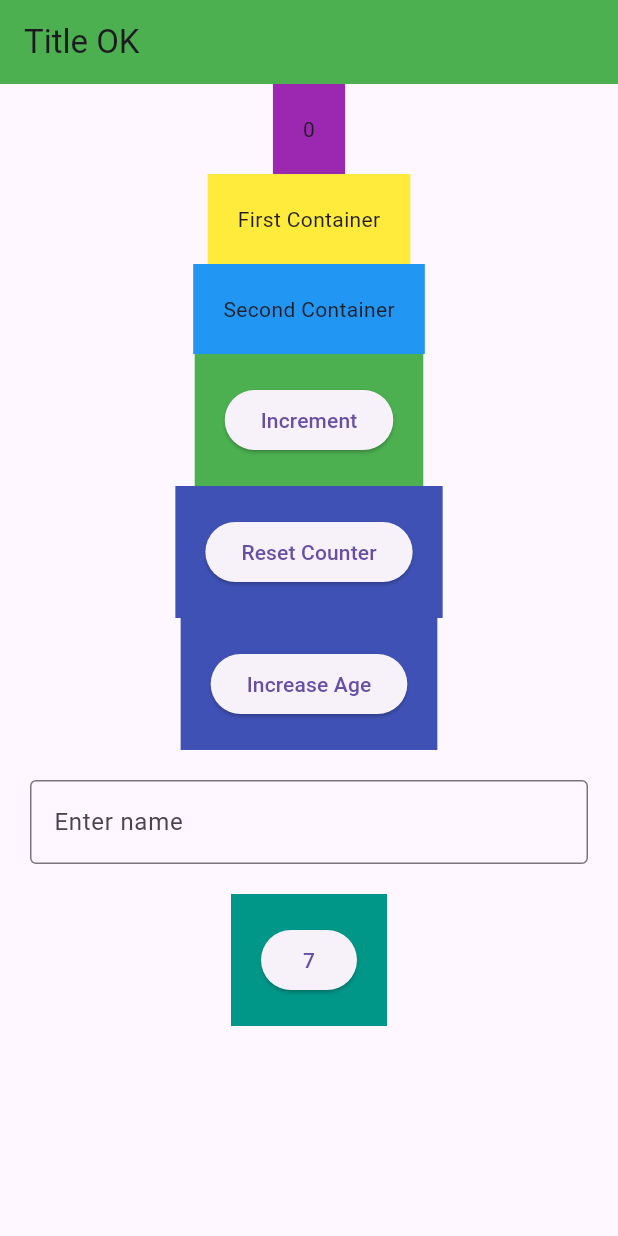
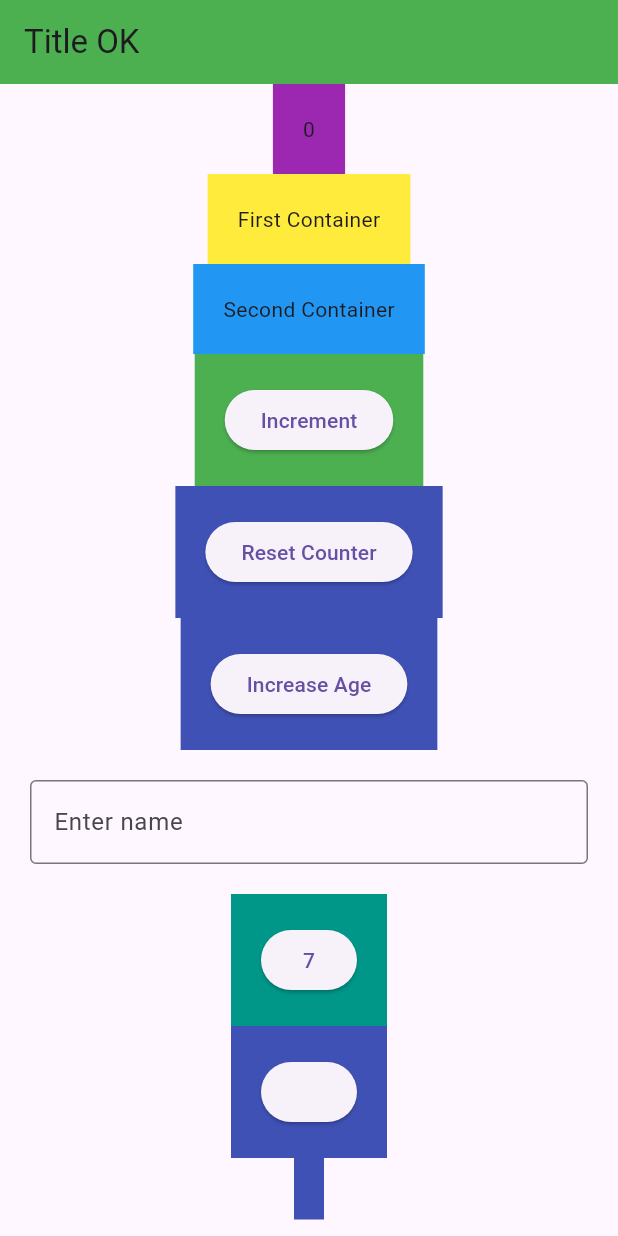
Before and after one commit to mintumia/Flutter_Calculator_App, a Flutter app: the screen it shows after launch, on a phone screen of 412 x 824 dp. Run offline on Flutter 3.47's test engine with Material 3 defaults, Android fonts, the phone set to English and light mode, and no system bars; our stand-ins replace flutter_hooks, flutter_riverpod, hooks_riverpod, riverpod.

Commit message:
Textfield Now Working Fine

```diff
--- a/lib/screens/home/home_screen.dart
+++ b/lib/screens/home/home_screen.dart
@@ -41,6 +41,7 @@ class _HomeScreenState extends ConsumerState<HomeScreen> {
     final counter = ref.watch(counterProvider);
     final counterController = ref.read(counterProvider.notifier);
     final _numberNotifier = useState(0);
+    final mText = useTextEditingController();
 
 
     // rebuilds ONLY when name changes
@@ -51,12 +52,21 @@ class _HomeScreenState extends ConsumerState<HomeScreen> {
       if(_numberNotifier.value <50){
         final _timer = Timer.periodic(Duration(seconds: 1), (time) {
           _numberNotifier.value ++;
-          debugPrint(_numberNotifier.value.toString());
+         // debugPrint(_numberNotifier.value.toString());
           return time.cancel();
         });
       }
       return null;
     }, [_numberNotifier.value]);
+
+    useEffect((){
+
+      ref.read(userProvider.notifier).changeName(mText.text);
+
+      return null;
+
+    },[mText.value]);
+
 
     final userController = ref.read(userProvider.notifier);
 
@@ -82,7 +92,7 @@ class _HomeScreenState extends ConsumerState<HomeScreen> {
             Padding(
               padding: const EdgeInsets.all(20),
               child: TextFormField(
-                controller: _controller,
+                controller: mText,
                 decoration: const InputDecoration(
                   border: OutlineInputBorder(),
                   labelText: "Enter name",
@@ -94,6 +104,9 @@ class _HomeScreenState extends ConsumerState<HomeScreen> {
             ),
 
             _button(_numberNotifier.value.toString(), Colors.teal, () {}),
+            //Text(ref.read(userProvider.notifier).getName.toString(),style: TextStyle(color: Colors.red),),
+            _button(ref.read(userProvider.notifier).getName.toString(), Colors.indigo, () {}),
+            _mintuButton(ref.read(userProvider.notifier).getName.toString(), Colors.indigo)
           ],
         ),
       ),
@@ -113,6 +126,14 @@ class _HomeScreenState extends ConsumerState<HomeScreen> {
       padding: const EdgeInsets.all(20),
       color: color,
       child: ElevatedButton(onPressed: onPressed, child: Text(text)),
+    );
+  }
+
+  Widget _mintuButton(String info, Color color){
+    return Container(
+      color: color,
+      padding: EdgeInsets.all(10),
+      child: Text(info),
     );
   }
 }
```
